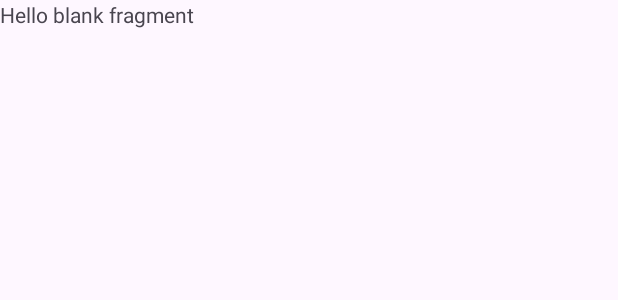
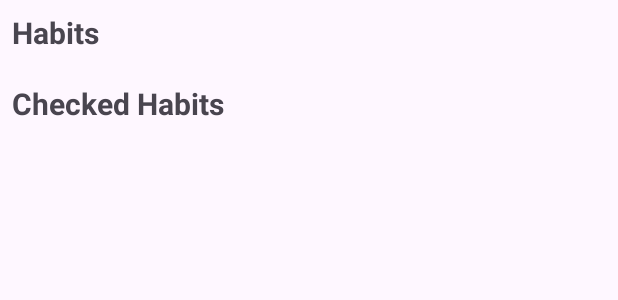
Before and after one commit to SeifMortada/Habit-Tracker-App, an Android app: the layout fragment_habits_list.xml on its own in the app's theme, with its tools: preview values and no code run, on a phone screen of 412 x 824 dp. Shown: the top 300 px of the screen. Run offline under Robolectric (Android 15) with nearby library versions, the phone set to English and light mode, and no system bars.

Commit message:
feat: Implement habit checking and display checked habits
This commit introduces the ability to check habits as completed and displays the checked habits in a separate list.

-   **Habit Adapters:**
    -   Created `HabitAdapter` to display habits with a checkbox for completion.
    -   Created `CheckedHabitAdapter` to display completed habits.
-   **Layout:**
    -   Added `habit_item.xml` layout for individual habit items with title, details, and a checkbox.
    -   Updated `fragment_habits_list.xml` to include two RecyclerViews for unchecked and checked habits.
-   **ViewModel:**
    -   Created `HabitsListViewModel` to manage habit data and completion status.
    -   Added `checkedHabits` and `uncheckedHabits` StateFlows to filter and manage habits based on completion status.
    - Added a `completeHabit` method to update the completion status of habits.
    -Added a `insertFakeHabits` method to insert fake data in the database on startup.
-   **Data Layer:**
    -   Modified `HabitEntity` to include `isChecked` field and `id`.
    -   Modified `Habit` data class to include `isChecked` field and `id`.
    - Updated `HabitMapper` to map between `Habit` and `HabitEntity`, now including `isChecked` and `id`.
    - Modified `HabitRepository` to change the insert method to `upsertHabit`.
    - Modified `HabitRepositoryImpl` to use the new `upsertHabit` method.
-   **Fragment:**
    -   Created `HabitsListFragment` to display habits using the new adapters and handle completion events.
    - Implemented data collection using lifecycleScope.

```diff
--- a/app/src/main/java/com/seifmortada/applications/habittracker/core/data/local/HabitEntity.kt
+++ b/app/src/main/java/com/seifmortada/applications/habittracker/core/data/local/HabitEntity.kt
@@ -9,5 +9,6 @@ data class HabitEntity(
     val title: String,
     val details: String?,
     val createdAt: Long,
-    val completedDates: List<Long>
+    val completedDates: List<Long>,
+    val isChecked: Boolean
 )
--- a/app/src/main/java/com/seifmortada/applications/habittracker/core/data/repository/HabitRepositoryImpl.kt
+++ b/app/src/main/java/com/seifmortada/applications/habittracker/core/data/repository/HabitRepositoryImpl.kt
@@ -10,7 +10,7 @@ import kotlinx.coroutines.flow.map
 import javax.inject.Inject
 
 class HabitRepositoryImpl @Inject constructor(private val habitDao: HabitDao) : HabitRepository {
-    override suspend fun insertHabit(habit: Habit) {
+    override suspend fun upsertHabit(habit: Habit) {
         habitDao.insertHabit(habit.toHabitEntity())
     }
 
--- a/app/src/main/java/com/seifmortada/applications/habittracker/core/domain/models/Habit.kt
+++ b/app/src/main/java/com/seifmortada/applications/habittracker/core/domain/models/Habit.kt
@@ -1,8 +1,10 @@
 package com.seifmortada.applications.habittracker.core.domain.models
 
 data class Habit(
+    val id: Int,
     val title: String,
     val details: String?,
     val createdAt: Long,
-    val completedDates: List<Long>
+    val completedDates: List<Long>,
+    val isChecked: Boolean
 )
--- a/app/src/main/java/com/seifmortada/applications/habittracker/core/domain/repository/HabitRepository.kt
+++ b/app/src/main/java/com/seifmortada/applications/habittracker/core/domain/repository/HabitRepository.kt
@@ -4,7 +4,7 @@ import com.seifmortada.applications.habittracker.core.domain.models.Habit
 import kotlinx.coroutines.flow.Flow
 
 interface HabitRepository {
-    suspend fun insertHabit(habit: Habit)
+    suspend fun upsertHabit(habit: Habit)
     fun getAllHabits(): Flow<List<Habit>>
     suspend fun updateCompletion(habitId: Int, completed: List<Long>)
 }
--- a/app/src/main/res/layout/fragment_habits_list.xml
+++ b/app/src/main/res/layout/fragment_habits_list.xml
@@ -1,14 +1,55 @@
 <?xml version="1.0" encoding="utf-8"?>
-<FrameLayout xmlns:android="http://schemas.android.com/apk/res/android"
-    xmlns:tools="http://schemas.android.com/tools"
-    android:layout_width="match_parent"
-    android:layout_height="match_parent"
-    tools:context=".habits_list.ui.HabitsListFragment">
 
-    <!-- TODO: Update blank fragment layout -->
-    <TextView
+    <androidx.constraintlayout.widget.ConstraintLayout
+        xmlns:android="http://schemas.android.com/apk/res/android"
+        xmlns:app="http://schemas.android.com/apk/res-auto"
+        xmlns:tools="http://schemas.android.com/tools"
         android:layout_width="match_parent"
         android:layout_height="match_parent"
-        android:text="@string/hello_blank_fragment" />
+        tools:context=".habits_list.ui.HabitsListFragment">
 
-</FrameLayout>
+        <TextView
+            android:id="@+id/habitsTxt"
+            android:layout_width="wrap_content"
+            android:layout_height="wrap_content"
+            android:layout_margin="8dp"
+            android:text="Habits"
+            android:textSize="20sp"
+            android:textStyle="bold"
+            app:layout_constraintStart_toStartOf="parent"
+            app:layout_constraintTop_toTopOf="parent" />
+
+        <androidx.recyclerview.widget.RecyclerView
+            android:id="@+id/habitsRv"
+            android:layout_width="match_parent"
+            android:layout_height="0dp"
+            android:layout_margin="12dp"
+            android:layout_weight="1"
+            app:layoutManager="androidx.recyclerview.widget.LinearLayoutManager"
+            app:layout_constraintEnd_toEndOf="parent"
+            app:layout_constraintStart_toStartOf="parent"
+            app:layout_constraintTop_toBottomOf="@id/habitsTxt" />
+
+        <TextView
+            android:id="@+id/checkedHabitsTxt"
+            android:layout_width="wrap_content"
+            android:layout_height="wrap_content"
+            android:layout_margin="8dp"
+            android:text="Checked Habits"
+            android:textSize="20sp"
+            android:textStyle="bold"
+            app:layout_constraintStart_toStartOf="parent"
+            app:layout_constraintTop_toBottomOf="@id/habitsRv" />
+
+        <androidx.recyclerview.widget.RecyclerView
+            android:id="@+id/checkedHabitsRv"
+            android:layout_width="match_parent"
+            android:layout_height="0dp"
+            android:layout_margin="12dp"
+            android:layout_weight="1"
+            app:layoutManager="androidx.recyclerview.widget.LinearLayoutManager"
+            app:layout_constraintBottom_toBottomOf="parent"
+            app:layout_constraintEnd_toEndOf="parent"
+            app:layout_constraintStart_toStartOf="parent"
+            app:layout_constraintTop_toBottomOf="@id/checkedHabitsTxt" />
+    </androidx.constraintlayout.widget.ConstraintLayout>
```
Also changed, not shown: app/src/main/java/com/seifmortada/applications/habittracker/core/data/mappers/HabitMapper.kt (+6 -2 lines), app/src/main/java/com/seifmortada/applications/habittracker/habits_list/ui/HabitsListFragment.kt (+67 -5 lines), app/src/main/java/com/seifmortada/applications/habittracker/habits_list/ui/HabitsListViewModel.kt (added, +68 -0 lines), app/src/main/java/com/seifmortada/applications/habittracker/habits_list/ui/adapters/CheckedHabitAdapter.kt (added, +39 -0 lines), app/src/main/java/com/seifmortada/applications/habittracker/habits_list/ui/adapters/HabitAdapter.kt (added, +43 -0 lines), app/src/main/res/layout/habit_item.xml (added, +47 -0 lines).
